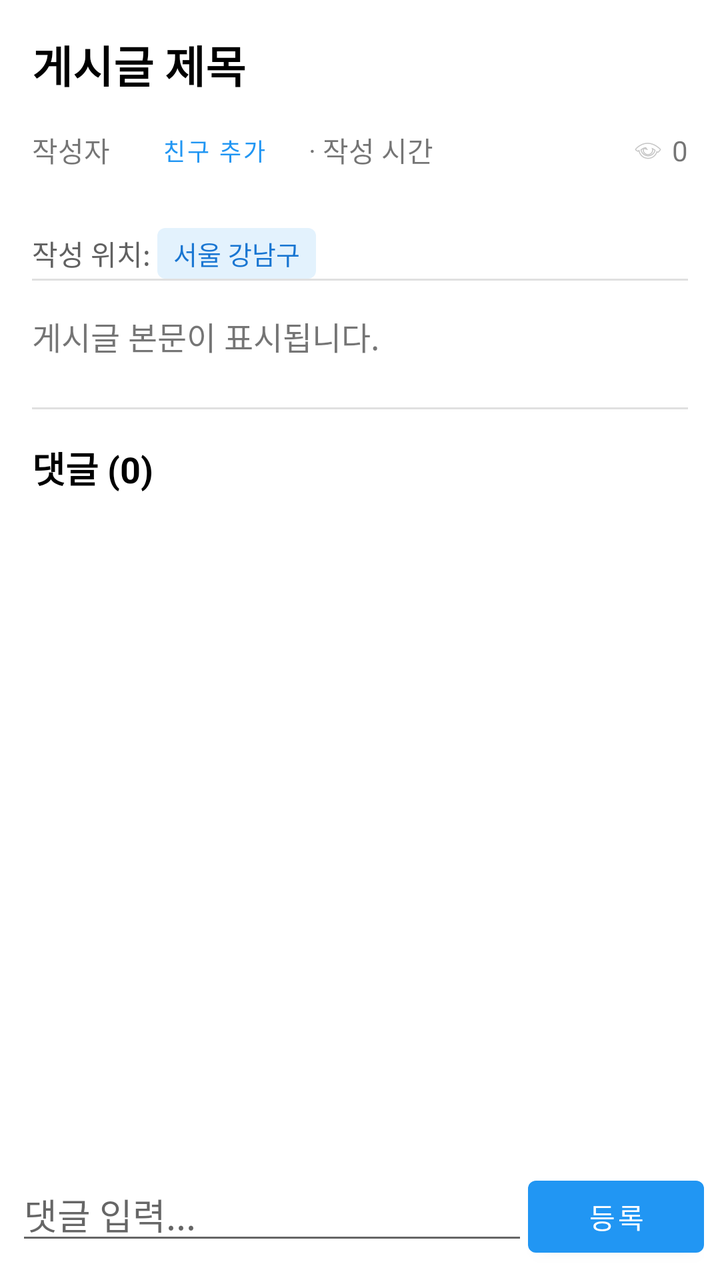
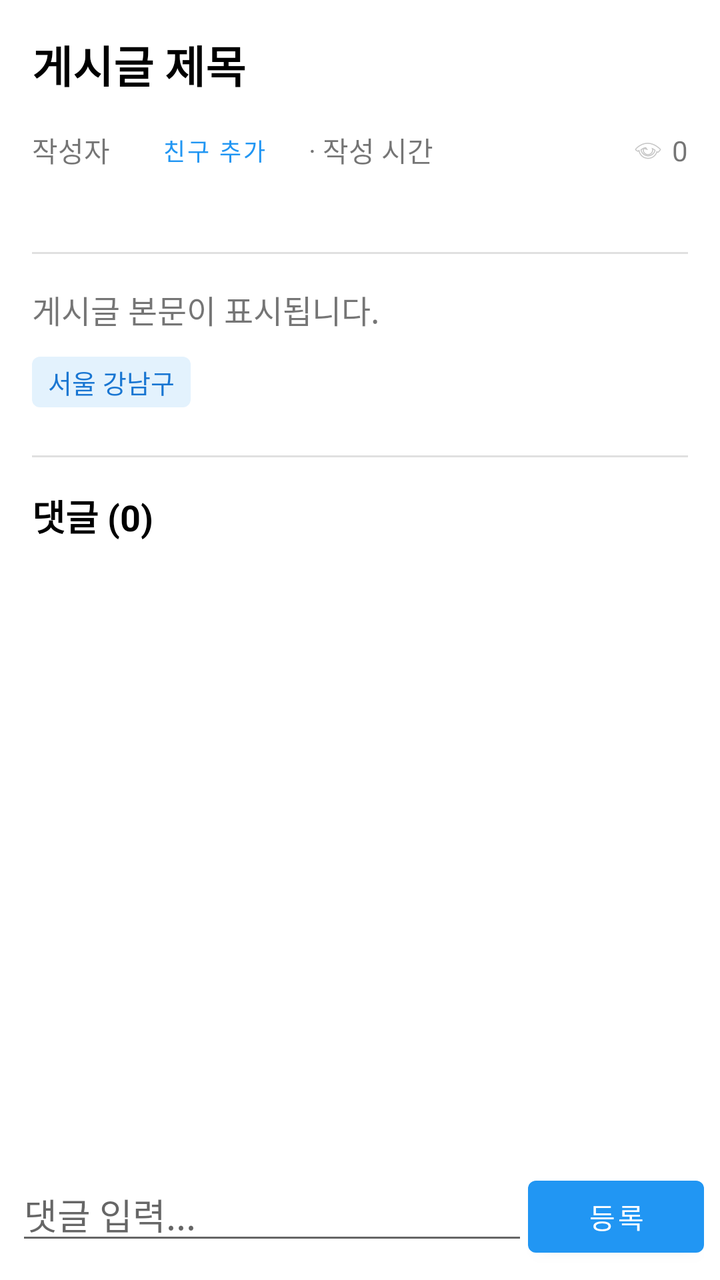

An Android layout rendered at two revisions. The XML below is the earlier revision; the diff shows what the commit changed to produce the second picture.
<!-- AndroidManifest.xml: activity theme Theme.SocialMyMap -->
<!-- res/layout/activity_post_detail.xml -->
<?xml version="1.0" encoding="utf-8"?>
<RelativeLayout xmlns:android="http://schemas.android.com/apk/res/android"
    android:layout_width="match_parent"
    android:layout_height="match_parent"
    android:fitsSystemWindows="true">

    <LinearLayout
        android:id="@+id/comment_input_layout"
        android:layout_width="match_parent"
        android:layout_height="wrap_content"
        android:layout_alignParentBottom="true"
        android:orientation="horizontal"
        android:padding="8dp"
        android:background="@android:color/white">

        <EditText
            android:id="@+id/et_comment"
            android:layout_width="0dp"
            android:layout_height="wrap_content"
            android:layout_weight="1"
            android:hint="댓글 입력..." />

        <Button
            android:id="@+id/btn_submit_comment"
            android:layout_width="wrap_content"
            android:layout_height="wrap_content"
            android:text="등록" />
    </LinearLayout>

    <androidx.core.widget.NestedScrollView
        android:layout_width="match_parent"
        android:layout_height="match_parent"
        android:layout_above="@id/comment_input_layout">

        <LinearLayout
            android:layout_width="match_parent"
            android:layout_height="wrap_content"
            android:orientation="vertical"
            android:padding="16dp">

            <TextView
                android:id="@+id/tv_detail_title"
                android:layout_width="wrap_content"
                android:layout_height="wrap_content"
                android:text="게시글 제목"
                android:textSize="22sp"
                android:textStyle="bold"
                android:textColor="@android:color/black" />

            <LinearLayout
                android:layout_width="match_parent"
                android:layout_height="wrap_content"
                android:orientation="horizontal"
                android:layout_marginTop="8dp"
                android:layout_marginBottom="16dp"
                android:gravity="center_vertical">

                <TextView
                    android:id="@+id/tv_detail_author"
                    android:layout_width="wrap_content"
                    android:layout_height="wrap_content"
                    android:text="작성자" />

                <Button
                    android:id="@+id/btn_add_friend"
                    android:layout_width="wrap_content"
                    android:layout_height="wrap_content"
                    android:text="친구 추가"
                    android:textSize="12sp"
                    android:textColor="#2196F3"
                    android:paddingStart="8dp"
                    android:paddingEnd="8dp"
                    android:layout_marginStart="8dp"
                    android:minHeight="0dp"
                    android:background="?attr/selectableItemBackground"/>

                <TextView
                    android:layout_width="wrap_content"
                    android:layout_height="wrap_content"
                    android:text=" · " />

                <TextView
                    android:id="@+id/tv_detail_time"
                    android:layout_width="wrap_content"
                    android:layout_height="wrap_content"
                    android:text="작성 시간" />

                <View
                    android:layout_width="0dp"
                    android:layout_height="0dp"
                    android:layout_weight="1" />

                <ImageView
                    android:layout_width="16dp"
                    android:layout_height="16dp"
                    android:src="@android:drawable/ic_menu_view"
                    android:alpha="0.5" />
                <TextView
                    android:id="@+id/tv_detail_views"
                    android:layout_width="wrap_content"
                    android:layout_height="wrap_content"
                    android:layout_marginStart="4dp"
                    android:text="0" />
            </LinearLayout>

            <LinearLayout
                android:id="@+id/layout_detail_region"
                android:layout_width="wrap_content"
                android:layout_height="wrap_content"
                android:orientation="horizontal"
                android:layout_marginTop="4dp"
                android:gravity="center_vertical">

                <TextView
                    android:layout_width="wrap_content"
                    android:layout_height="wrap_content"
                    android:text="작성 위치: "
                    android:textSize="14sp"
                    android:textColor="#616161"/>

                <TextView
                    android:id="@+id/tv_detail_region"
                    android:layout_width="wrap_content"
                    android:layout_height="wrap_content"
                    android:background="@drawable/region_badge_background"
                    android:text="서울 강남구"
                    android:textSize="13sp"
                    android:textColor="#1976D2"/>
            </LinearLayout>

            <View
                android:layout_width="match_parent"
                android:layout_height="1dp"
                android:background="#E0E0E0"
                android:layout_marginBottom="16dp" />

            <TextView
                android:id="@+id/tv_detail_content"
                android:layout_width="match_parent"
                android:layout_height="wrap_content"
                android:text="게시글 본문이 표시됩니다."
                android:textSize="16sp"
                android:lineSpacingExtra="4dp" />

            <View
                android:layout_width="match_parent"
                android:layout_height="1dp"
                android:background="#E0E0E0"
                android:layout_marginTop="24dp"
                android:layout_marginBottom="16dp" />

            <TextView
                android:id="@+id/tv_detail_comment_header"
                android:layout_width="wrap_content"
                android:layout_height="wrap_content"
                android:text="댓글 (0)"
                android:textSize="18sp"
                android:textStyle="bold"
                android:textColor="@android:color/black"
                android:layout_marginBottom="8dp" />

            <androidx.recyclerview.widget.RecyclerView
                android:id="@+id/rv_comments"
                android:layout_width="match_parent"
                android:layout_height="wrap_content" />

        </LinearLayout>
    </androidx.core.widget.NestedScrollView>

</RelativeLayout>
<!-- resources referenced by this layout -->
<resources>
  <!-- drawable region_badge_background (drawable) -->
  <?xml version="1.0" encoding="utf-8"?>
  <shape xmlns:android="http://schemas.android.com/apk/res/android"
      android:shape="rectangle">
      <solid android:color="#E3F2FD"/>
      <corners android:radius="4dp"/>
      <padding
          android:left="8dp"
          android:right="8dp"
          android:top="3dp"
          android:bottom="3dp"/>
  </shape>
  <style name="Theme.SocialMyMap" parent="Theme.MaterialComponents.DayNight.DarkActionBar">
          
          <item name="colorPrimary">@color/blue_500</item>
          <item name="colorPrimaryVariant">@color/blue_700</item>
          <item name="colorOnPrimary">@color/white</item>
          
          <item name="colorSecondary">@color/teal_200</item>
          <item name="colorSecondaryVariant">@color/teal_700</item>
          <item name="colorOnSecondary">@color/black</item>
          
          <item name="android:statusBarColor" tools:targetApi="l">?attr/colorPrimaryVariant</item>
          
  
          
          <item name="android:windowDrawsSystemBarBackgrounds">true</item>
          <item name="android:statusBarColor">@android:color/transparent</item>
          <item name="android:navigationBarColor">@android:color/transparent</item>
          <item name="android:windowLightStatusBar">true</item>
          <item name="android:windowLightNavigationBar" tools:targetApi="o_mr1">true</item>
      </style>
  <color name="blue_500">#2196F3</color>
  <color name="blue_700">#1976D2</color>
  <color name="white">#FFFFFFFF</color>
  <color name="teal_200">#FF03DAC5</color>
  <color name="teal_700">#FF018786</color>
  <color name="black">#FF000000</color>
</resources>

<!-- the commit's change to res/layout/activity_post_detail.xml (unified diff, before → after) -->
@@ -103,20 +103,28 @@
                     android:text="0" />
             </LinearLayout>
 
+            <View
+                android:layout_width="match_parent"
+                android:layout_height="1dp"
+                android:background="#E0E0E0"
+                android:layout_marginTop="16dp"
+                android:layout_marginBottom="16dp" />
+
+            <TextView
+                android:id="@+id/tv_detail_content"
+                android:layout_width="match_parent"
+                android:layout_height="wrap_content"
+                android:text="게시글 본문이 표시됩니다."
+                android:textSize="16sp"
+                android:lineSpacingExtra="4dp" />
+
             <LinearLayout
                 android:id="@+id/layout_detail_region"
                 android:layout_width="wrap_content"
                 android:layout_height="wrap_content"
                 android:orientation="horizontal"
-                android:layout_marginTop="4dp"
+                android:layout_marginTop="12dp"
                 android:gravity="center_vertical">
-
-                <TextView
-                    android:layout_width="wrap_content"
-                    android:layout_height="wrap_content"
-                    android:text="작성 위치: "
-                    android:textSize="14sp"
-                    android:textColor="#616161"/>
 
                 <TextView
                     android:id="@+id/tv_detail_region"
@@ -127,20 +135,6 @@
                     android:textSize="13sp"
                     android:textColor="#1976D2"/>
             </LinearLayout>
-
-            <View
-                android:layout_width="match_parent"
-                android:layout_height="1dp"
-                android:background="#E0E0E0"
-                android:layout_marginBottom="16dp" />
-
-            <TextView
-                android:id="@+id/tv_detail_content"
-                android:layout_width="match_parent"
-                android:layout_height="wrap_content"
-                android:text="게시글 본문이 표시됩니다."
-                android:textSize="16sp"
-                android:lineSpacingExtra="4dp" />
 
             <View
                 android:layout_width="match_parent"
